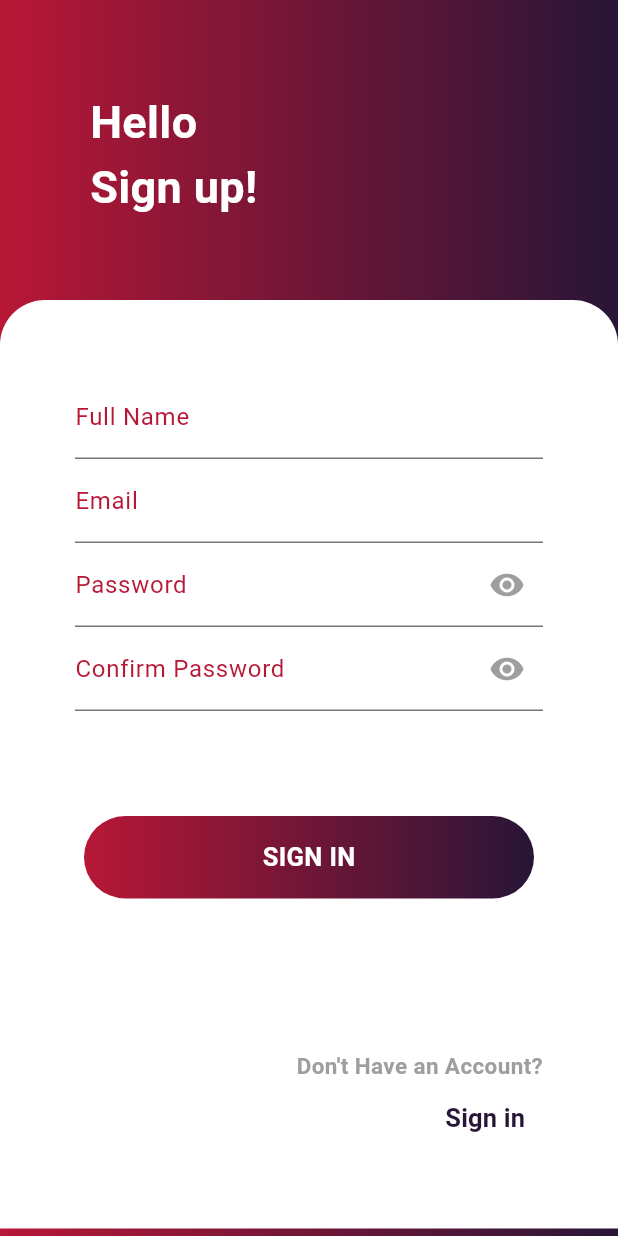
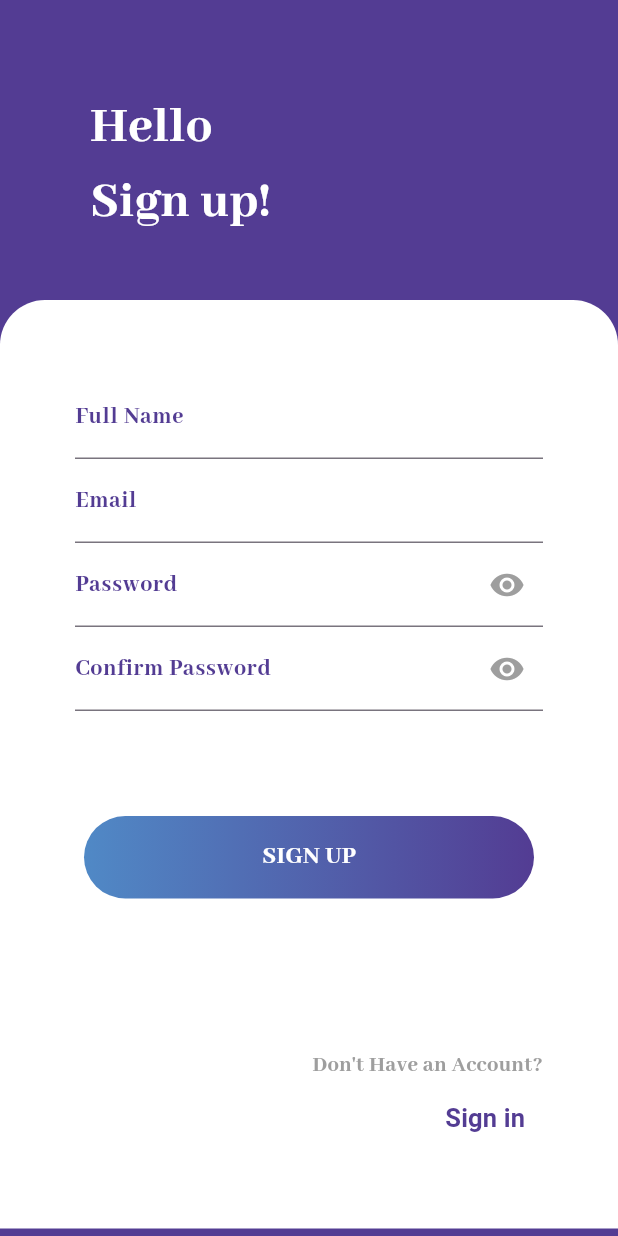
Before and after one commit to ikhsanrdxp/flutter-basic-first, a Flutter app: the screen it shows after launch, after a tap on "Sign up", on a phone screen of 412 x 824 dp. Run offline on Flutter 3.47's test engine with Material 3 defaults, Android fonts, the phone set to English and light mode, and no system bars.

Commit message:
ui login

```diff
--- a/lib/pages/login.dart
+++ b/lib/pages/login.dart
@@ -14,23 +14,24 @@ class LoginPage extends StatelessWidget {
             height: double.infinity,
             decoration: const BoxDecoration(
                 gradient: LinearGradient(colors: [
-              Color(0xffB81736),
-              Color(0xff281537),
+              Color.fromRGBO(83, 60, 147, 85),
+              Color.fromRGBO(83, 60, 147, 1),
             ])),
             child: const Padding(
-              padding: EdgeInsets.only(top: 60, left: 60),
+              padding: EdgeInsets.only(top: 100, left: 60),
               child: Text(
                 "Hello\nSign in!",
                 style: TextStyle(
-                    fontSize: 30,
+                    fontSize: 35,
                     color: Colors.white,
-                    fontWeight: FontWeight.bold),
+                    fontWeight: FontWeight.w900,
+                    fontFamily: 'AbhayaLibre'),
               ),
             ),
           ),
           SingleChildScrollView(
             child: Padding(
-              padding: const EdgeInsets.only(top: 200),
+              padding: const EdgeInsets.only(top: 250),
               child: Container(
                 decoration: const BoxDecoration(
                     borderRadius: BorderRadius.only(
@@ -47,8 +48,9 @@ class LoginPage extends StatelessWidget {
                             label: Text(
                           "User Name",
                           style: TextStyle(
-                            color: Color(0xffB81736),
-                          ),
+                              color: Color.fromRGBO(83, 60, 147, 85),
+                              fontFamily: 'AbhayaLibre',
+                              fontWeight: FontWeight.w700),
                         )),
                       ),
                       const TextField(
@@ -62,8 +64,9 @@ class LoginPage extends StatelessWidget {
                             label: Text(
                               "Password",
                               style: TextStyle(
-                                color: Color(0xffB81736),
-                              ),
+                                  color: Color.fromRGBO(83, 60, 147, 85),
+                                  fontFamily: 'AbhayaLibre',
+                                  fontWeight: FontWeight.w700),
                             )),
                       ),
                       const SizedBox(
@@ -71,7 +74,14 @@ class LoginPage extends StatelessWidget {
                       ),
                       const Align(
                         alignment: Alignment.centerRight,
-                        child: Text("Forgot Password?"),
+                        child: Text(
+                          "Forgot Password?",
+                          style: TextStyle(
+                            color: Color.fromRGBO(83, 60, 147, 85),
+                            fontFamily: 'AbhayaLibre',
+                            fontWeight: FontWeight.w900,
+                          ),
+                        ),
                       ),
                       const SizedBox(
                         height: 70,
@@ -83,16 +93,17 @@ class LoginPage extends StatelessWidget {
                           decoration: BoxDecoration(
                               borderRadius: BorderRadius.circular(30),
                               gradient: const LinearGradient(colors: [
-                                Color(0xffB81736),
-                                Color(0xff281537),
+                                Color.fromRGBO(80, 137, 198, 1),
+                                Color.fromRGBO(83, 60, 147, 85),
                               ])),
                           child: const Center(
                             child: Text(
                               "SIGN IN",
                               style: TextStyle(
                                   color: Colors.white,
-                                  fontWeight: FontWeight.bold,
-                                  fontSize: 17),
+                                  fontFamily: 'AbhayaLibre',
+                                  fontWeight: FontWeight.w900,
+                                  fontSize: 20),
                             ),
                           ),
                         ),
@@ -108,9 +119,11 @@ class LoginPage extends StatelessWidget {
                             const Text(
                               "Don't Have an Account?",
                               style: TextStyle(
-                                  fontWeight: FontWeight.bold,
+                                  fontFamily: 'AbhayaLibre',
+                                  fontWeight: FontWeight.w900,
                                   fontSize: 15,
-                                  color: Colors.grey),
+                                  color: Colors.grey,
+                                  ),
                             ),
                             TextButton(
                               onPressed: () {
@@ -121,9 +134,10 @@ class LoginPage extends StatelessWidget {
                               child: const Text(
                                 "Sign up",
                                 style: TextStyle(
-                                    fontWeight: FontWeight.bold,
-                                    fontSize: 17,
-                                    color: Color(0xff281537)),
+                                  fontWeight: FontWeight.bold,
+                                  fontSize: 17,
+                                  color: Color.fromRGBO(83, 60, 147, 85),
+                                ),
                               ),
                             )
                           ],
--- a/lib/pages/register.dart
+++ b/lib/pages/register.dart
@@ -14,17 +14,19 @@ class RegisterPage extends StatelessWidget {
             height: double.infinity,
             decoration: const BoxDecoration(
                 gradient: LinearGradient(colors: [
-              Color(0xffB81736),
-              Color(0xff281537),
+              Color.fromRGBO(83, 60, 147, 85),
+              Color.fromRGBO(83, 60, 147, 1),
             ])),
             child: const Padding(
               padding: EdgeInsets.only(top: 60, left: 60),
               child: Text(
                 "Hello\nSign up!",
                 style: TextStyle(
-                    fontSize: 30,
-                    color: Colors.white,
-                    fontWeight: FontWeight.bold),
+                  fontSize: 35,
+                  color: Colors.white,
+                  fontFamily: 'AbhayaLibre',
+                  fontWeight: FontWeight.w900,
+                ),
               ),
             ),
           ),
@@ -47,7 +49,9 @@ class RegisterPage extends StatelessWidget {
                             label: Text(
                           "Full Name",
                           style: TextStyle(
-                            color: Color(0xffB81736),
+                            color: Color.fromRGBO(83, 60, 147, 85),
+                            fontFamily: 'AbhayaLibre',
+                            fontWeight: FontWeight.w900,
                           ),
                         )),
                       ),
@@ -57,7 +61,9 @@ class RegisterPage extends StatelessWidget {
                             label: Text(
                           "Email",
                           style: TextStyle(
-                            color: Color(0xffB81736),
+                            color: Color.fromRGBO(83, 60, 147, 85),
+                            fontFamily: 'AbhayaLibre',
+                            fontWeight: FontWeight.w900,
                           ),
                         )),
                       ),
@@ -72,7 +78,9 @@ class RegisterPage extends StatelessWidget {
                             label: Text(
                               "Password",
                               style: TextStyle(
-                                color: Color(0xffB81736),
+                                color: Color.fromRGBO(83, 60, 147, 85),
+                                fontFamily: 'AbhayaLibre',
+                                fontWeight: FontWeight.w900,
                               ),
                             )),
                       ),
@@ -87,7 +95,9 @@ class RegisterPage extends StatelessWidget {
                             label: Text(
                               "Confirm Password",
                               style: TextStyle(
-                                color: Color(0xffB81736),
+                                color: Color.fromRGBO(83, 60, 147, 85),
+                                fontFamily: 'AbhayaLibre',
+                                fontWeight: FontWeight.w900,
                               ),
                             )),
                       ),
@@ -101,15 +111,16 @@ class RegisterPage extends StatelessWidget {
                           decoration: BoxDecoration(
                               borderRadius: BorderRadius.circular(30),
                               gradient: const LinearGradient(colors: [
-                                Color(0xffB81736),
-                                Color(0xff281537),
+                                Color.fromRGBO(80, 137, 198, 1),
+                                Color.fromRGBO(83, 60, 147, 85),
                               ])),
                           child: const Center(
                             child: Text(
-                              "SIGN IN",
+                              "SIGN UP",
                               style: TextStyle(
                                   color: Colors.white,
-                                  fontWeight: FontWeight.bold,
+                                  fontFamily: 'AbhayaLibre',
+                                  fontWeight: FontWeight.w900,
                                   fontSize: 17),
                             ),
                           ),
@@ -126,7 +137,8 @@ class RegisterPage extends StatelessWidget {
                             const Text(
                               "Don't Have an Account?",
                               style: TextStyle(
-                                  fontWeight: FontWeight.bold,
+                                  fontFamily: 'AbhayaLibre',
+                                  fontWeight: FontWeight.w900,
                                   fontSize: 15,
                                   color: Colors.grey),
                             ),
@@ -139,9 +151,10 @@ class RegisterPage extends StatelessWidget {
                               child: const Text(
                                 "Sign in",
                                 style: TextStyle(
-                                    fontWeight: FontWeight.bold,
-                                    fontSize: 17,
-                                    color: Color(0xff281537)),
+                                  fontWeight: FontWeight.bold,
+                                  fontSize: 17,
+                                  color: Color.fromRGBO(83, 60, 147, 85),
+                                ),
                               ),
                             )
                           ],
```
Also changed, not shown: pubspec.yaml (+11 -4 lines), assets/AbhayaLibre-Bold.ttf (added), assets/AbhayaLibre-ExtraBold.ttf (added), assets/AbhayaLibre-Medium.ttf (added), assets/AbhayaLibre-Regular.ttf (added), assets/AbhayaLibre-SemiBold.ttf (added).
